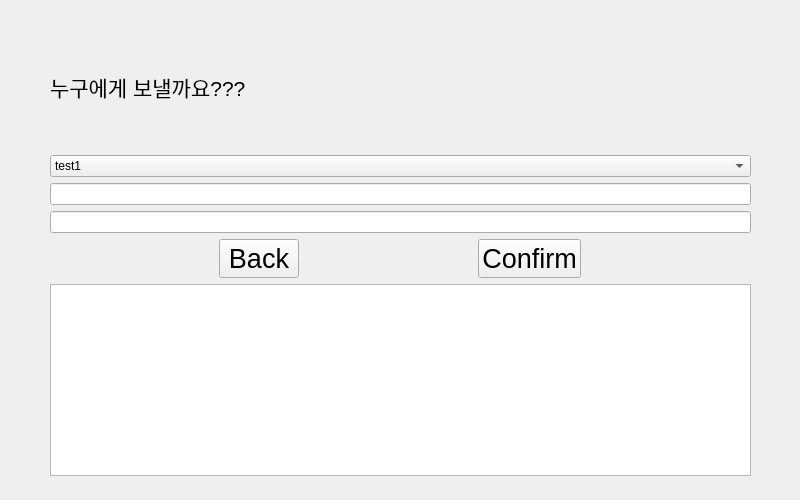
First picture: the form in ui/transfer-page.ui, repository Veda-Qt/project, before the edit.
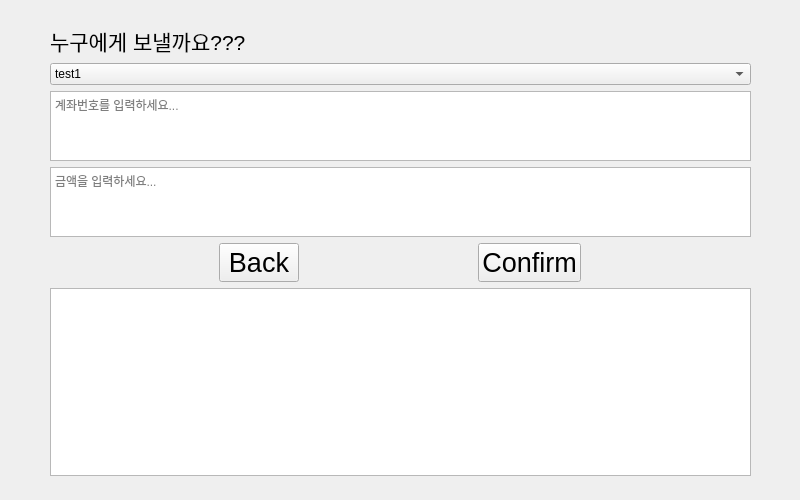
Second picture: the form after the edit.

Commit message: CLEANUP: simple ui change ( modified box size)

```diff
--- a/ui/transfer-page.ui
+++ b/ui/transfer-page.ui
@@ -22,7 +22,7 @@
      <height>501</height>
     </rect>
    </property>
-   <layout class="QVBoxLayout" name="vlay3" stretch="0,2,2,2,0,5">
+   <layout class="QVBoxLayout" name="vlay3" stretch="0,1,1,1,2,0">
     <property name="leftMargin">
      <number>50</number>
     </property>
@@ -72,10 +72,30 @@
      </widget>
     </item>
     <item>
-     <widget class="QLineEdit" name="ledit_acnt_num"/>
+     <widget class="QTextEdit" name="tedit_acnt_num">
+      <property name="sizePolicy">
+       <sizepolicy hsizetype="Expanding" vsizetype="Maximum">
+        <horstretch>0</horstretch>
+        <verstretch>0</verstretch>
+       </sizepolicy>
+      </property>
+      <property name="placeholderText">
+       <string>계좌번호를 입력하세요...</string>
+      </property>
+     </widget>
     </item>
     <item>
-     <widget class="QLineEdit" name="ledit_money"/>
+     <widget class="QTextEdit" name="tedit_money">
+      <property name="sizePolicy">
+       <sizepolicy hsizetype="Expanding" vsizetype="Maximum">
+        <horstretch>0</horstretch>
+        <verstretch>0</verstretch>
+       </sizepolicy>
+      </property>
+      <property name="placeholderText">
+       <string>금액을 입력하세요...</string>
+      </property>
+     </widget>
     </item>
     <item>
      <layout class="QHBoxLayout" name="hlay4_tranfer">
```
